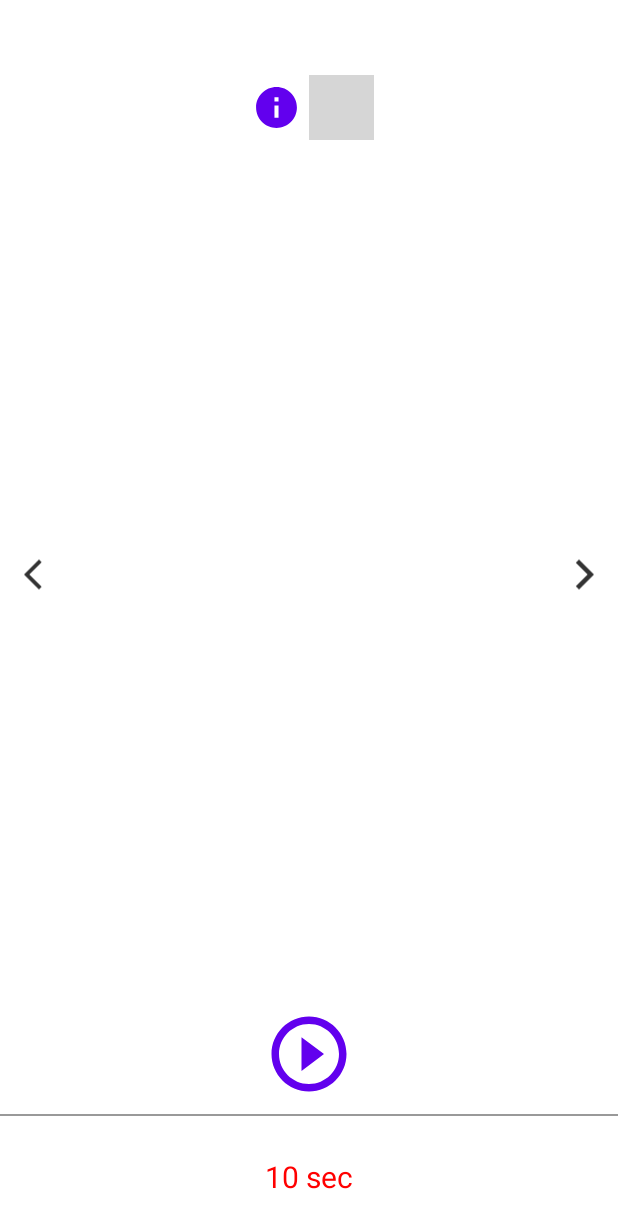
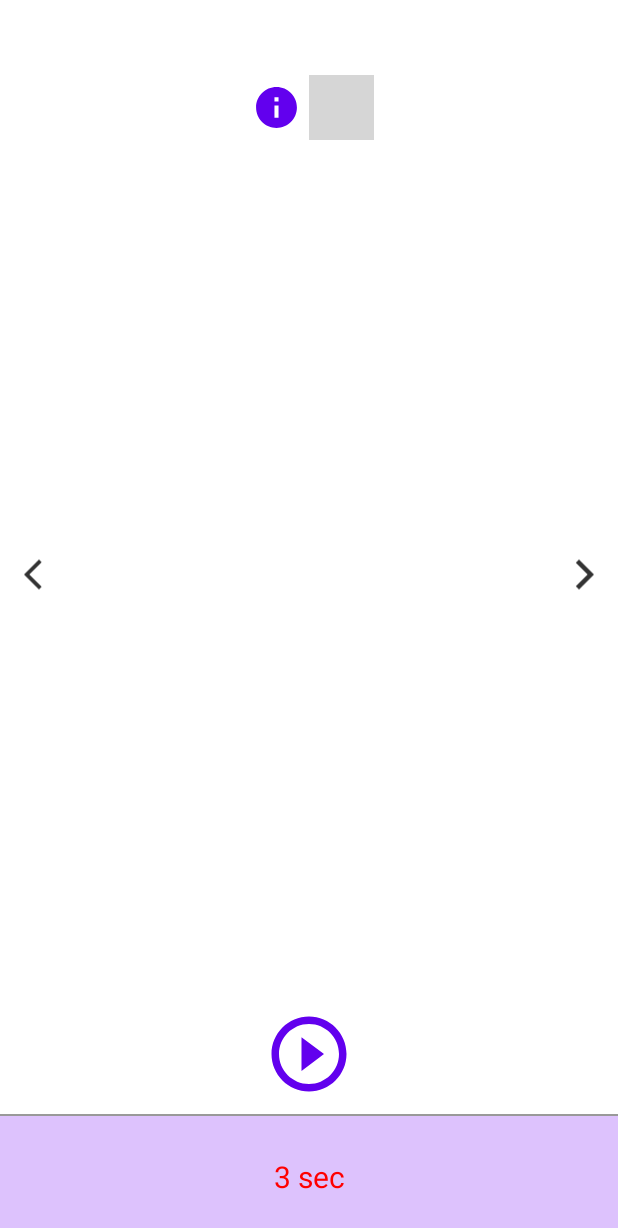
Before and after one commit to kamuel84/health_exercise, an Android app: the ExerciseActivity screen opened directly, with no data from a screen before it, on a phone screen of 412 x 824 dp. Shown: the top 1228 px of the screen. Run offline under Robolectric (Android 15) with nearby library versions, the phone set to English and light mode, and no system bars; our stand-ins replace Room's generated code, RxJava; 5 statements that could not run were skipped; grey boxes are pictures that could not be loaded.

Commit message:
- 운동 래디 시간 단축, 버그 수정

```diff
--- a/app/src/main/java/com/exercise/health_exercise/ui/activitys/ExerciseActivity.kt
+++ b/app/src/main/java/com/exercise/health_exercise/ui/activitys/ExerciseActivity.kt
@@ -75,26 +75,27 @@ class ExerciseActivity :BaseActivity(){
                      * 다음 운동이 없을 경우 종료 **/
 
                     isPause = true
-                    isReady = true
+                    isReady = false
 
                     if(ArrayUtils().hasValue(exerciseList)){
                         currentPos ++
                         setExerciseInfo(currentPos)
 
                         isPause = false
+                        isReady = true
+
                         handler.sendEmptyMessageDelayed(0, 1000)
                     }
-
-
                 }
             }
         }
     }
 
+    val defaultReadyCount:Int = 3
     var media : MediaPlayer ? = null
 
     var maxCount : Int = 0
-    var playCount : Int = 10
+    var playCount : Int = 3
     var isPause : Boolean = true
     var isReady : Boolean = true
 
@@ -160,6 +161,8 @@ class ExerciseActivity :BaseActivity(){
 
             isPause = !isPause
         }
+
+        tvExercise_Count.text = "$playCount sec"
     }
 
     fun setExerciseInfo(position:Int){
@@ -167,8 +170,9 @@ class ExerciseActivity :BaseActivity(){
         var itemData : HealthList_ItemJoinData = exerciseList!!.get(position)
         ViewUtils.loadGifImage(itemData.health_image_url, null).into(ivExercise_Image)
 
-        pbExercise_PlayTime.progress = 0
-        playCount = 10
+        pbExercise_PlayTime.progress = defaultReadyCount
+        pbExercise_PlayTime.max = defaultReadyCount
+        playCount = defaultReadyCount
 
         exerciseCount = itemData.custom_count
         exercisePlayTime = itemData.custom_play_time.toInt()
--- a/app/src/main/java/com/exercise/health_exercise/ui/itemDecoration/gridItemDecoration.kt
+++ b/app/src/main/java/com/exercise/health_exercise/ui/itemDecoration/gridItemDecoration.kt
@@ -31,7 +31,7 @@ class gridItemDecoration : RecyclerView.ItemDecoration {
         //상하 설정
         if (position == 0 || position == 1) {
             // 첫번 째 줄 아이템
-            outRect.top = 0
+            outRect.top = ViewUtils.dp2px(context!!, 5f)
             outRect.bottom = ViewUtils.dp2px(context!!, 10f)
         } else {
             outRect.bottom = ViewUtils.dp2px(context!!, 10f)
--- a/app/src/main/res/layout/activity_exercise.xml
+++ b/app/src/main/res/layout/activity_exercise.xml
@@ -90,8 +90,8 @@
         style="@android:style/Widget.ProgressBar.Horizontal"
         android:layout_width="match_parent"
         android:layout_height="80dp"
-        android:max="10"
-        android:progress="10"
+        android:max="3"
+        android:progress="3"
         android:progressDrawable="@drawable/bg_progressbar"
         app:layout_constraintBottom_toBottomOf="parent"/>
     <TextView
--- a/app/src/main/res/layout/activity_exercise_detail.xml
+++ b/app/src/main/res/layout/activity_exercise_detail.xml
@@ -28,6 +28,7 @@
         android:layout_gravity="bottom"
         android:paddingBottom="10dp">
         <Button
+            android:id="@+id/btnExerciseDetail_Detail"
             android:layout_width="match_parent"
             android:layout_height="45dp"
             android:layout_weight="1"
--- a/app/src/main/res/layout/fragment_exercise_item_detail.xml
+++ b/app/src/main/res/layout/fragment_exercise_item_detail.xml
@@ -1,7 +1,8 @@
 <?xml version="1.0" encoding="utf-8"?>
 <androidx.constraintlayout.widget.ConstraintLayout
     xmlns:android="http://schemas.android.com/apk/res/android" android:layout_width="match_parent"
-    android:layout_height="match_parent">
+    android:layout_height="match_parent"
+    android:background="@color/color_white">
     <androidx.viewpager2.widget.ViewPager2
         android:id="@+id/vpItemDetail"
         android:layout_width="match_parent"
--- a/app/src/main/res/layout/fragment_home.xml
+++ b/app/src/main/res/layout/fragment_home.xml
@@ -5,7 +5,8 @@
     xmlns:tools="http://schemas.android.com/tools"
     android:layout_width="match_parent"
     android:layout_height="match_parent"
-    tools:context=".ui.home.HomeFragment">
+    tools:context=".ui.home.HomeFragment"
+    android:background="@color/color_white">
     <androidx.recyclerview.widget.RecyclerView
         android:id="@+id/listHome"
         android:layout_width="match_parent"
```
Also changed, not shown: app/src/main/java/com/exercise/health_exercise/ui/activitys/BaseActivity.kt (+36 -3 lines), app/src/main/java/com/exercise/health_exercise/ui/activitys/ExerciseDetailActivity.kt (+31 -8 lines), app/src/main/java/com/exercise/health_exercise/ui/exercise_detail/ExerciseDetailFragment.kt (+8 -0 lines), app/src/main/res/layout/holder_exercise_item_detail.xml (+14 -6 lines).
